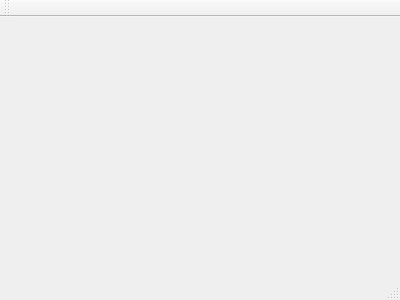
First picture: the form in final_proj/mainwindow.ui, repository xavihart/CS241_QtProj, before the edit.
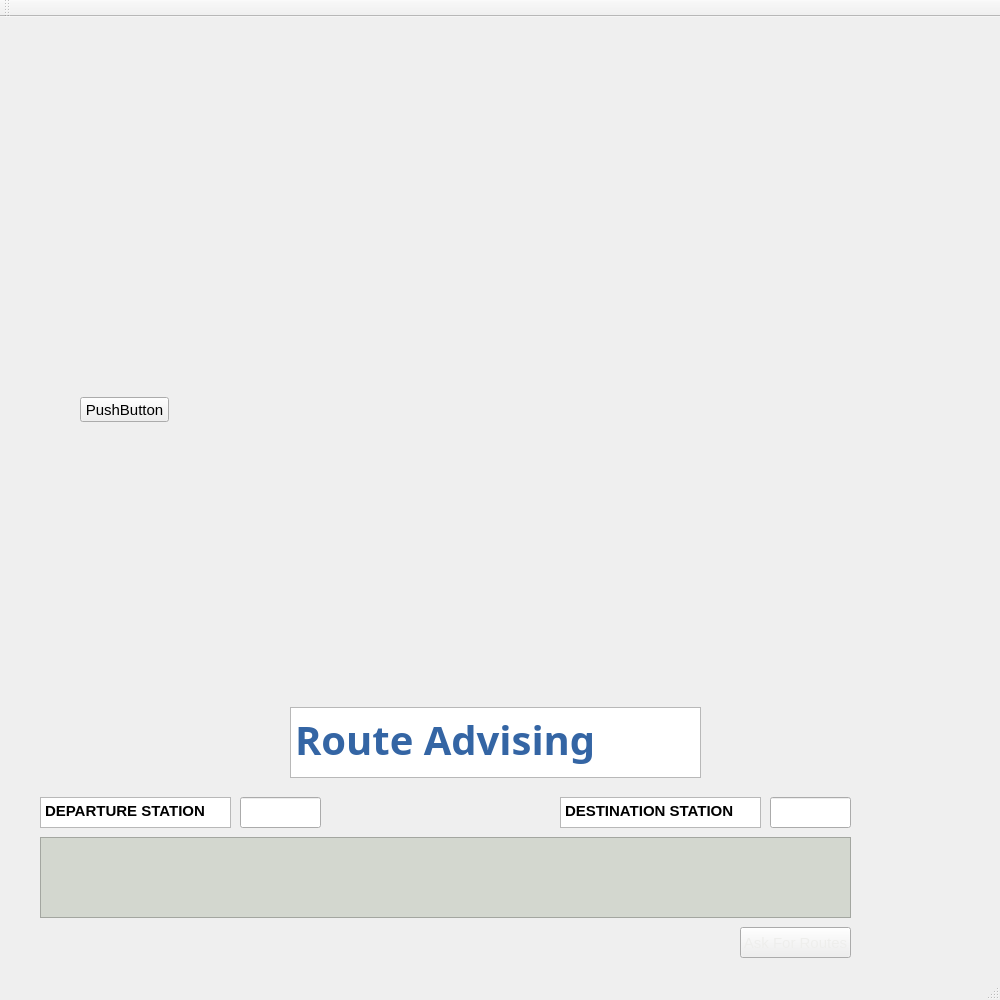
Second picture: the form after the edit.

Commit message: Polish the route advtising ui

Diff of the .ui file:
```diff
--- a/final_proj/mainwindow.ui
+++ b/final_proj/mainwindow.ui
@@ -1,24 +1,281 @@
 <ui version="4.0">
  <class>MainWindow</class>
- <widget class="QMainWindow" name="MainWindow" >
-  <property name="geometry" >
+ <widget class="QMainWindow" name="MainWindow">
+  <property name="geometry">
    <rect>
     <x>0</x>
     <y>0</y>
-    <width>400</width>
-    <height>300</height>
+    <width>1000</width>
+    <height>1000</height>
    </rect>
   </property>
-  <property name="windowTitle" >
+  <property name="font">
+   <font>
+    <pointsize>11</pointsize>
+   </font>
+  </property>
+  <property name="windowTitle">
    <string>MainWindow</string>
   </property>
-  <widget class="QMenuBar" name="menuBar" />
-  <widget class="QToolBar" name="mainToolBar" />
-  <widget class="QWidget" name="centralWidget" />
-  <widget class="QStatusBar" name="statusBar" />
+  <widget class="QWidget" name="centralWidget">
+   <widget class="QPushButton" name="pushButton">
+    <property name="geometry">
+     <rect>
+      <x>740</x>
+      <y>910</y>
+      <width>111</width>
+      <height>31</height>
+     </rect>
+    </property>
+    <property name="cursor">
+     <cursorShape>PointingHandCursor</cursorShape>
+    </property>
+    <property name="styleSheet">
+     <string notr="true">color: rgb(238, 238, 236);</string>
+    </property>
+    <property name="text">
+     <string>Ask For Routes</string>
+    </property>
+   </widget>
+   <widget class="QPushButton" name="pushButton_2">
+    <property name="geometry">
+     <rect>
+      <x>80</x>
+      <y>380</y>
+      <width>89</width>
+      <height>25</height>
+     </rect>
+    </property>
+    <property name="font">
+     <font>
+      <pointsize>11</pointsize>
+     </font>
+    </property>
+    <property name="text">
+     <string>PushButton</string>
+    </property>
+   </widget>
+   <widget class="QLineEdit" name="start">
+    <property name="geometry">
+     <rect>
+      <x>240</x>
+      <y>780</y>
+      <width>81</width>
+      <height>31</height>
+     </rect>
+    </property>
+   </widget>
+   <widget class="QLineEdit" name="dest">
+    <property name="geometry">
+     <rect>
+      <x>770</x>
+      <y>780</y>
+      <width>81</width>
+      <height>31</height>
+     </rect>
+    </property>
+   </widget>
+   <widget class="QTextEdit" name="showroute">
+    <property name="geometry">
+     <rect>
+      <x>40</x>
+      <y>820</y>
+      <width>811</width>
+      <height>81</height>
+     </rect>
+    </property>
+    <property name="font">
+     <font>
+      <pointsize>15</pointsize>
+      <weight>75</weight>
+      <bold>true</bold>
+     </font>
+    </property>
+    <property name="styleSheet">
+     <string notr="true">background-color: rgb(211, 215, 207);
+color: rgb(32, 74, 135);</string>
+    </property>
+    <property name="html">
+     <string>&lt;!DOCTYPE HTML PUBLIC &quot;-//W3C//DTD HTML 4.0//EN&quot; &quot;http://www.w3.org/TR/REC-html40/strict.dtd&quot;&gt;
+&lt;html&gt;&lt;head&gt;&lt;meta name=&quot;qrichtext&quot; content=&quot;1&quot; /&gt;&lt;style type=&quot;text/css&quot;&gt;
+p, li { white-space: pre-wrap; }
+&lt;/style&gt;&lt;/head&gt;&lt;body style=&quot; font-family:'Ubuntu'; font-size:15pt; font-weight:600; font-style:normal;&quot;&gt;
+&lt;p style=&quot;-qt-paragraph-type:empty; margin-top:0px; margin-bottom:0px; margin-left:0px; margin-right:0px; -qt-block-indent:0; text-indent:0px;&quot;&gt;&lt;br /&gt;&lt;/p&gt;&lt;/body&gt;&lt;/html&gt;</string>
+    </property>
+   </widget>
+   <widget class="QPlainTextEdit" name="plainTextEdit">
+    <property name="geometry">
+     <rect>
+      <x>290</x>
+      <y>690</y>
+      <width>411</width>
+      <height>71</height>
+     </rect>
+    </property>
+    <property name="font">
+     <font>
+      <family>Source Code Pro</family>
+      <pointsize>30</pointsize>
+      <weight>75</weight>
+      <italic>false</italic>
+      <bold>true</bold>
+      <underline>false</underline>
+      <stylestrategy>PreferDefault</stylestrategy>
+     </font>
+    </property>
+    <property name="cursor" stdset="0">
+     <cursorShape>ArrowCursor</cursorShape>
+    </property>
+    <property name="layoutDirection">
+     <enum>Qt::LeftToRight</enum>
+    </property>
+    <property name="styleSheet">
+     <string notr="true">color: rgb(52, 101, 164);</string>
+    </property>
+    <property name="documentTitle">
+     <string/>
+    </property>
+    <property name="plainText">
+     <string>Route Advising</string>
+    </property>
+    <property name="overwriteMode">
+     <bool>false</bool>
+    </property>
+   </widget>
+   <widget class="QLabel" name="map">
+    <property name="geometry">
+     <rect>
+      <x>30</x>
+      <y>250</y>
+      <width>861</width>
+      <height>431</height>
+     </rect>
+    </property>
+    <property name="text">
+     <string/>
+    </property>
+   </widget>
+   <widget class="QLabel" name="label_2">
+    <property name="geometry">
+     <rect>
+      <x>90</x>
+      <y>450</y>
+      <width>601</width>
+      <height>91</height>
+     </rect>
+    </property>
+    <property name="text">
+     <string/>
+    </property>
+   </widget>
+   <widget class="QPlainTextEdit" name="plainTextEdit_2">
+    <property name="geometry">
+     <rect>
+      <x>40</x>
+      <y>780</y>
+      <width>191</width>
+      <height>31</height>
+     </rect>
+    </property>
+    <property name="font">
+     <font>
+      <weight>75</weight>
+      <italic>false</italic>
+      <bold>true</bold>
+      <underline>false</underline>
+      <stylestrategy>PreferAntialias</stylestrategy>
+     </font>
+    </property>
+    <property name="layoutDirection">
+     <enum>Qt::LeftToRight</enum>
+    </property>
+    <property name="documentTitle">
+     <string/>
+    </property>
+    <property name="plainText">
+     <string>DEPARTURE STATION</string>
+    </property>
+    <property name="overwriteMode">
+     <bool>false</bool>
+    </property>
+   </widget>
+   <widget class="QPlainTextEdit" name="plainTextEdit_3">
+    <property name="geometry">
+     <rect>
+      <x>560</x>
+      <y>780</y>
+      <width>201</width>
+      <height>31</height>
+     </rect>
+    </property>
+    <property name="font">
+     <font>
+      <weight>75</weight>
+      <italic>false</italic>
+      <bold>true</bold>
+      <underline>false</underline>
+      <stylestrategy>PreferAntialias</stylestrategy>
+     </font>
+    </property>
+    <property name="layoutDirection">
+     <enum>Qt::LeftToRight</enum>
+    </property>
+    <property name="documentTitle">
+     <string/>
+    </property>
+    <property name="plainText">
+     <string>DESTINATION STATION</string>
+    </property>
+    <property name="overwriteMode">
+     <bool>false</bool>
+    </property>
+   </widget>
+   <widget class="QLabel" name="logo">
+    <property name="geometry">
+     <rect>
+      <x>120</x>
+      <y>680</y>
+      <width>111</width>
+      <height>81</height>
+     </rect>
+    </property>
+    <property name="text">
+     <string/>
+    </property>
+   </widget>
+   <zorder>map</zorder>
+   <zorder>pushButton</zorder>
+   <zorder>pushButton_2</zorder>
+   <zorder>start</zorder>
+   <zorder>dest</zorder>
+   <zorder>showroute</zorder>
+   <zorder>plainTextEdit</zorder>
+   <zorder>label_2</zorder>
+   <zorder>plainTextEdit_2</zorder>
+   <zorder>plainTextEdit_3</zorder>
+   <zorder>logo</zorder>
+  </widget>
+  <widget class="QMenuBar" name="menuBar">
+   <property name="geometry">
+    <rect>
+     <x>0</x>
+     <y>0</y>
+     <width>1000</width>
+     <height>22</height>
+    </rect>
+   </property>
+  </widget>
+  <widget class="QToolBar" name="mainToolBar">
+   <attribute name="toolBarArea">
+    <enum>TopToolBarArea</enum>
+   </attribute>
+   <attribute name="toolBarBreak">
+    <bool>false</bool>
+   </attribute>
+  </widget>
+  <widget class="QStatusBar" name="statusBar"/>
  </widget>
- <layoutDefault spacing="6" margin="11" />
- <pixmapfunction></pixmapfunction>
+ <layoutdefault spacing="6" margin="11"/>
  <resources/>
  <connections/>
 </ui>
```
Left out of the diff: 1 changed line with no effect on the pictures. The commit also changes 10 other files.
